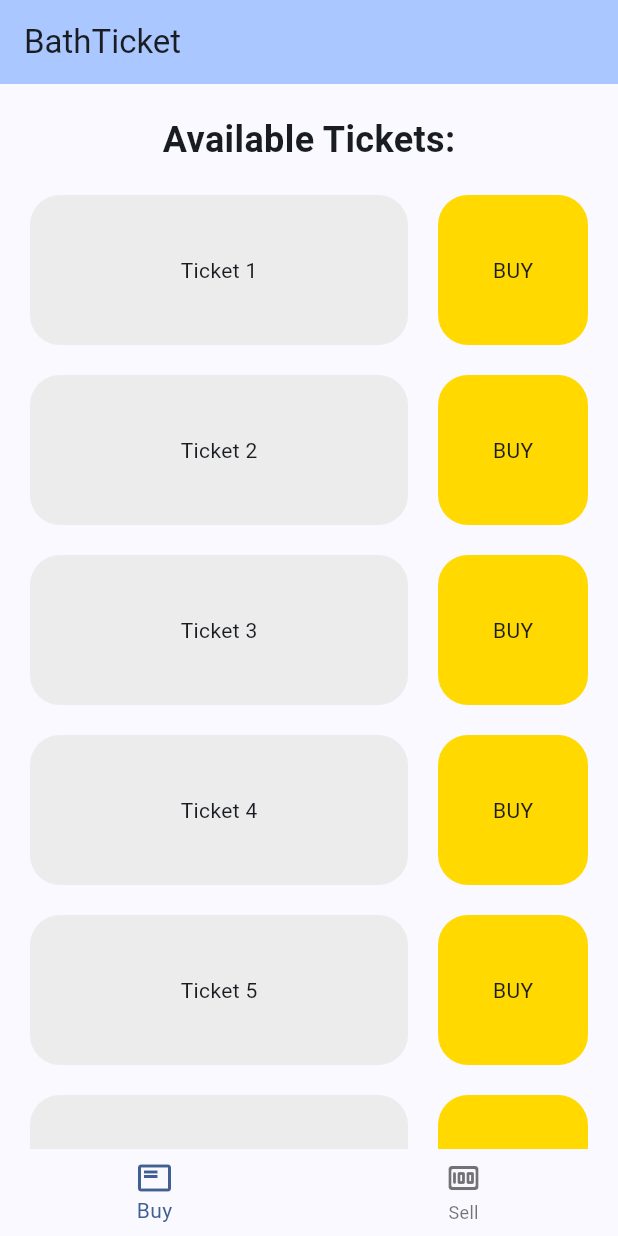
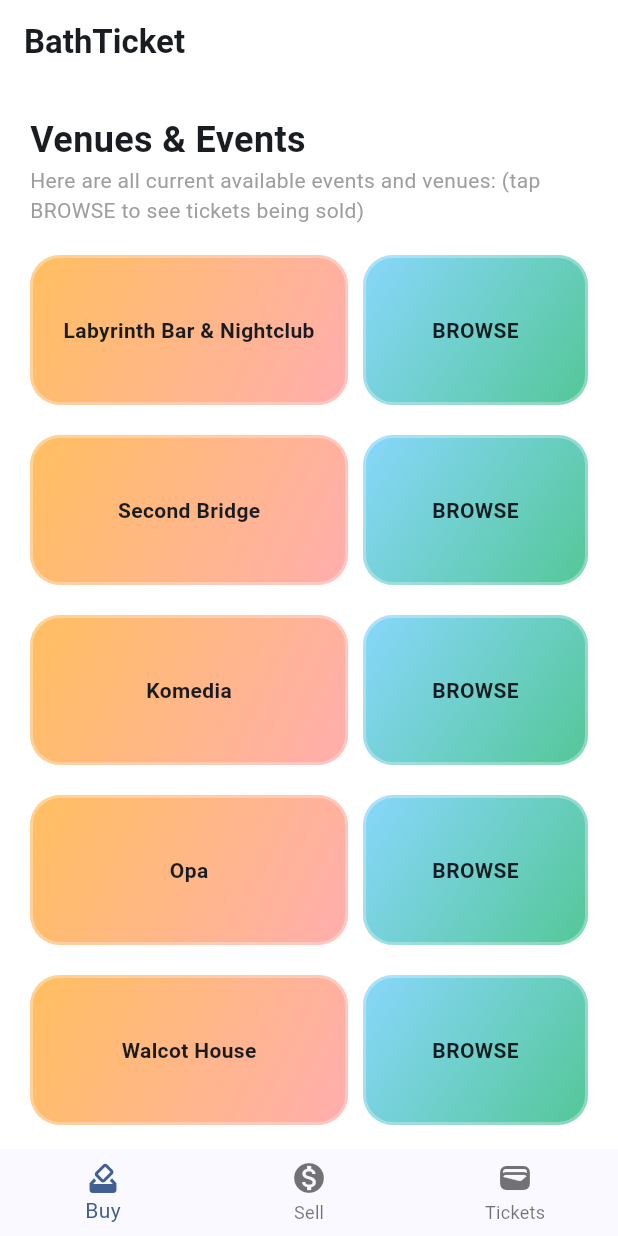
Before and after one commit to mikael-kyriakos/ticket, a Flutter app: the screen it shows after launch, on a phone screen of 412 x 824 dp. Run offline on Flutter 3.47's test engine with Material 3 defaults, Android fonts, the phone set to English and light mode, and no system bars.

Commit message:
improved UI and collection of venues, in which event tickets can go

```diff
--- a/ticketApp/bathticket_app/lib/main.dart
+++ b/ticketApp/bathticket_app/lib/main.dart
@@ -11,6 +11,8 @@ class MyApp extends StatelessWidget {
   @override
   Widget build(BuildContext context) {
     return MaterialApp(
+      debugShowCheckedModeBanner: false,
+      // NOTE - CAN DELETE THE ABOVE PROPERTY ONCE DONE WITH APP
       title: 'Flutter Demo',
       theme: ThemeData(
         // This is the theme of your application.
@@ -27,6 +29,7 @@ class MyApp extends StatelessWidget {
         // tested with just a hot reload.
         colorScheme: ColorScheme.fromSeed(seedColor: Color.fromARGB(255, 44, 87, 151)),
         useMaterial3: true,
+        scaffoldBackgroundColor: Color.fromARGB(255, 255, 255, 255),
       ),
       home: const MyHomePage(title: 'BathTicket'),
     );
@@ -52,7 +55,7 @@ class MyHomePage extends StatefulWidget {
 class _MyHomePageState extends State<MyHomePage> {
   int _counter = 0;
 
-  var arr = [1,2,3,4,5,6,7,8,9,10];
+  final eventsArr = ["Labyrinth Bar & Nightclub", "Second Bridge", "Komedia", "Opa", "Walcot House", "Uni of Bath (Campus)", "Other"];
 
   void _incrementCounter() {
     setState(() {
@@ -71,55 +74,13 @@ class _MyHomePageState extends State<MyHomePage> {
     // by the _incrementCounter method above.
     return Scaffold(
       appBar: AppBar(
-        backgroundColor: Theme.of(context).colorScheme.inversePrimary,
-        title: Text(widget.title),
+        // backgroundColor: Theme.of(context).colorScheme.inversePrimary,
+        backgroundColor: Colors.white,
+        title: Text(widget.title, style: TextStyle(fontWeight: FontWeight.bold)),
+        elevation: 0,
       ),
       body: Center(
-        child: Column(
-          children: [
-            // Note: can change this so that the title is part of the listview builder, rather than creating the weird top bit
-            Container(
-              child: Text(
-                "Available Tickets:",
-                style: TextStyle(fontSize: 24, fontWeight: FontWeight.bold),
-              ),
-              margin: EdgeInsets.fromLTRB(20, 20, 20, 0),
-            ),
-            Expanded(
-              child: ListView.builder(
-                shrinkWrap: true,
-                itemCount: arr.length,
-                itemBuilder: (BuildContext context, int index) {
-                  return Row(
-                    children: [
-                      Expanded(
-                        child: Container(
-                          height: 100,
-                          margin: EdgeInsets.fromLTRB(20, 20, 20, 0),
-                          child: Center(child: Text('Ticket ${arr[index]}')),
-                          decoration: BoxDecoration(
-                            borderRadius: BorderRadius.all(Radius.circular(20)),
-                            color: Color.fromARGB(255, 236, 236, 236),
-                          ),
-                        ),
-                      ),
-                      Container(
-                        height: 100,
-                        width: 100,
-                        margin: EdgeInsets.fromLTRB(0, 20, 20, 0),
-                        child: Center(child: Text('BUY')),
-                        decoration: BoxDecoration(
-                          borderRadius: BorderRadius.all(Radius.circular(20)),
-                          color: Color.fromARGB(255, 255, 217, 0),
-                        ),
-                      ),
-                    ],
-                  );
-                }
-              ),
-            ),
-          ],
-        )
+        child: eventListView(arr: eventsArr)
         /*
         child: Column(
           // Column is also a layout widget. It takes a list of children and
@@ -156,12 +117,16 @@ class _MyHomePageState extends State<MyHomePage> {
       bottomNavigationBar: BottomNavigationBar(
         items: const <BottomNavigationBarItem>[
           BottomNavigationBarItem(
-            icon: Icon(Icons.featured_play_list_outlined),
+            icon: Icon(Icons.how_to_vote_rounded),
             label: 'Buy',
           ),
           BottomNavigationBarItem(
-            icon: Icon(Icons.money_rounded),
+            icon: Icon(Icons.monetization_on),
             label: 'Sell',
+          ),
+          BottomNavigationBarItem(
+            icon: Icon(Icons.wallet_rounded),
+            label: 'Tickets',
           ),
         ],
         elevation: 0,
@@ -170,3 +135,138 @@ class _MyHomePageState extends State<MyHomePage> {
     );
   }
 }
+
+class eventListView extends StatelessWidget {
+  const eventListView({
+    super.key,
+    required this.arr,
+  });
+
+  final List<String> arr;
+
+  @override
+  Widget build(BuildContext context) {
+    return ListView.builder(
+      shrinkWrap: true,
+      itemCount: (arr.length+1),
+      itemBuilder: (BuildContext context, int index) {
+        if (index == 0) {
+          return Container(
+            margin: EdgeInsets.fromLTRB(20, 20, 20, 0),
+            child: Column(
+              crossAxisAlignment: CrossAxisAlignment.start,
+              children: [
+                Text(
+                  "Venues & Events",
+                  style: TextStyle(fontSize: 24, fontWeight: FontWeight.bold),
+                ),
+                Text(
+                  "Here are all current available events and venues: (tap BROWSE to see tickets being sold)",
+                  style: TextStyle(fontSize: 14, color: Colors.grey),
+                )
+              ],
+            ),
+          );
+        }
+        else {
+          var currentEvent = arr[index-1];
+          return Row(
+            children: [
+              Expanded(
+                child: Container(
+                  decoration: BoxDecoration(
+                    borderRadius: BorderRadius.all(Radius.circular(20)),
+                    border: Border.all(color: Colors.white.withOpacity(0.3), width: 2),
+                    // color: Color.fromARGB(255, 236, 236, 236),
+                    gradient: LinearGradient(
+                      begin: Alignment.topLeft,
+                      end: Alignment.bottomRight,
+                      colors: [
+                        Color.fromARGB(255, 255, 191, 96),
+                        Color.fromARGB(255, 255, 174, 174),
+                      ],
+                    ),
+                  ),
+                  height: 100,
+                  margin: EdgeInsets.fromLTRB(20, 20, 10, 0),
+                  child: Center(child: Text('$currentEvent', style: TextStyle(fontWeight: FontWeight.bold))),
+                ),
+              ),
+              /*
+              Container(
+                height: 100,
+                width: 150,
+                margin: EdgeInsets.fromLTRB(0, 20, 20, 0),
+                child: Center(child: Text('BROWSE', style: TextStyle(fontWeight: FontWeight.bold))),
+                decoration: BoxDecoration(
+                  borderRadius: BorderRadius.all(Radius.circular(20)),
+                  border: Border.all(color: Colors.white.withOpacity(0.7), width: 1),
+                  // color: Color.fromARGB(255, 0, 174, 255),
+                  gradient: LinearGradient(
+                    begin: Alignment.topLeft,
+                    end: Alignment.bottomRight,
+                    colors: [
+                      Color.fromARGB(255, 136, 215, 252),
+                      Color.fromARGB(255, 84, 199, 151),
+                    ],
+                  ),
+                ),
+              ),
+              */
+              InkWell(
+                child: Container(
+                  height: 100,
+                  width: 150,
+                  margin: EdgeInsets.fromLTRB(0, 20, 20, 0),
+                  child: Center(child: Text('BROWSE', style: TextStyle(fontWeight: FontWeight.bold))),
+                  decoration: BoxDecoration(
+                    borderRadius: BorderRadius.all(Radius.circular(20)),
+                    border: Border.all(color: Colors.white.withOpacity(0.3), width: 2),
+                    // color: Color.fromARGB(255, 0, 174, 255),
+                    gradient: LinearGradient(
+                      begin: Alignment.topLeft,
+                      end: Alignment.bottomRight,
+                      colors: [
+                        Color.fromARGB(255, 136, 215, 252),
+                        Color.fromARGB(255, 84, 199, 151),
+                      ],
+                    ),
+                  ),
+                ),
+                onTap: () {
+                  Navigator.push(
+                    context,
+                    MaterialPageRoute(builder: (context) => testRoute(event: currentEvent)),
+                  );
+                },
+              )
+            ],
+          );
+        }
+      }
+    );
+  }
+}
+
+class testRoute extends StatelessWidget {
+  const testRoute({super.key, required this.event});
+
+  final String event;
+
+  @override
+  Widget build(BuildContext context) {
+    return Scaffold(
+      appBar: AppBar(
+        title: Text("Tickets: $event", style: TextStyle(fontWeight: FontWeight.bold)),
+      ),
+      body: Center(
+        child: ElevatedButton(
+          onPressed: () {
+            Navigator.pop(context);
+          },
+          child: Text('Go back!'),
+        ),
+      ),
+    );
+  }
+}
```
